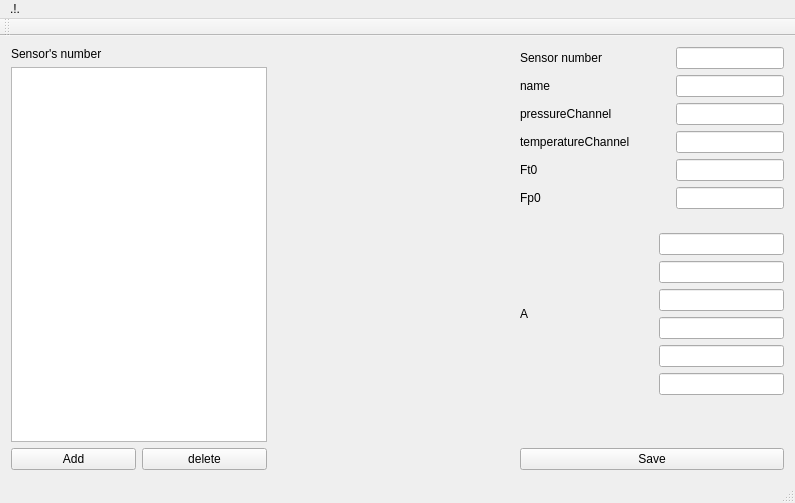
Above: mainwindow.ui from AdelGiniyatullin/JsonSensorsTraining before the change. Below: the same form after it.
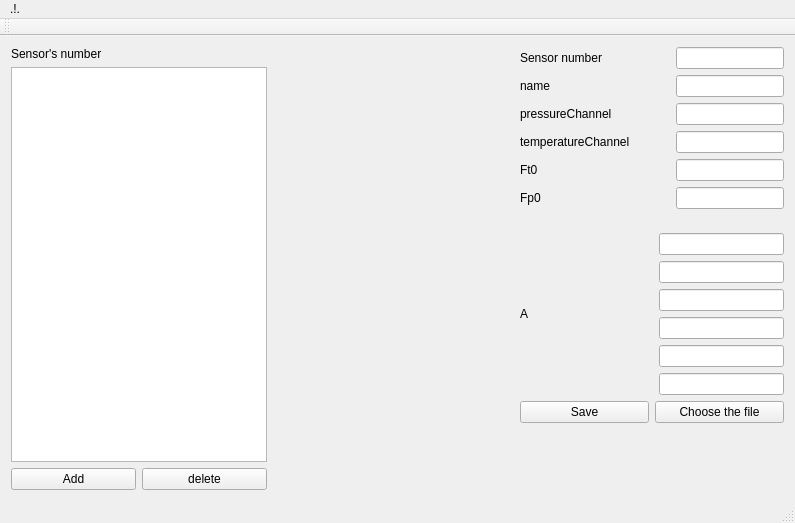
That is the form after the change.

```diff
--- a/mainwindow.ui
+++ b/mainwindow.ui
@@ -7,7 +7,7 @@
     <x>0</x>
     <y>0</y>
     <width>795</width>
-    <height>503</height>
+    <height>523</height>
    </rect>
   </property>
   <property name="windowTitle">
@@ -220,6 +220,24 @@
           </item>
          </layout>
         </item>
+        <item>
+         <layout class="QHBoxLayout" name="horizontalLayout_5">
+          <item>
+           <widget class="QPushButton" name="pushbutton_save">
+            <property name="text">
+             <string>Save</string>
+            </property>
+           </widget>
+          </item>
+          <item>
+           <widget class="QPushButton" name="pushbutton_save_2">
+            <property name="text">
+             <string>Choose the file</string>
+            </property>
+           </widget>
+          </item>
+         </layout>
+        </item>
         <item>
          <spacer name="verticalSpacer_2">
           <property name="orientation">
@@ -233,13 +251,6 @@
           </property>
          </spacer>
         </item>
-        <item>
-         <widget class="QPushButton" name="pushbutton_save">
-          <property name="text">
-           <string>Save</string>
-          </property>
-         </widget>
-        </item>
        </layout>
       </item>
      </layout>
```
